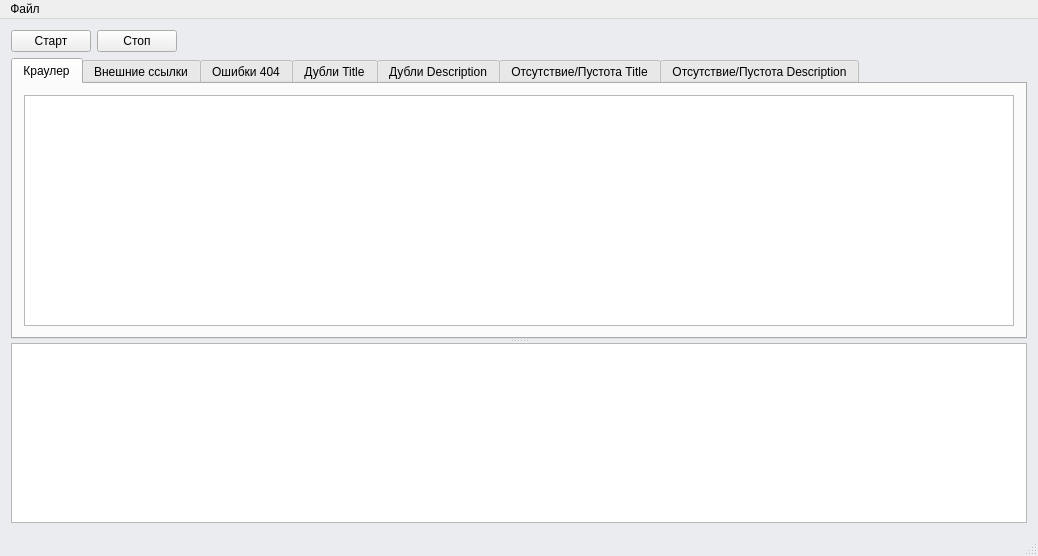
Old version of the form WebSiteAnalyzer/ui/main_frame.ui in the repository ANDR-ASCII/WebSiteAnalyzer.
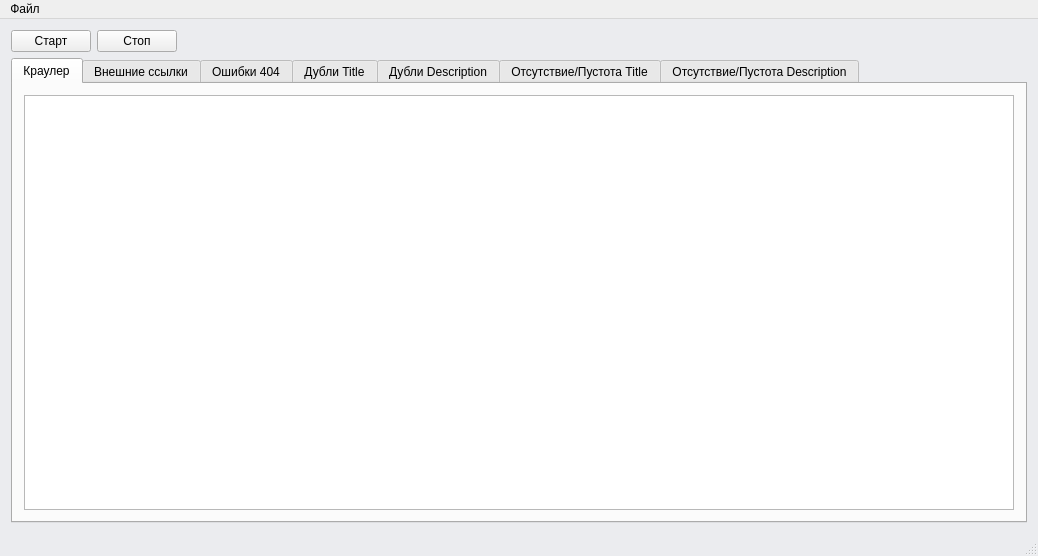
New version of the form. Icons and pictures are not drawn.

```diff
--- a/WebSiteAnalyzer/ui/main_frame.ui
+++ b/WebSiteAnalyzer/ui/main_frame.ui
@@ -143,23 +143,6 @@
         </layout>
        </widget>
       </widget>
-      <widget class="QTextEdit" name="logInfo">
-       <property name="minimumSize">
-        <size>
-         <width>0</width>
-         <height>50</height>
-        </size>
-       </property>
-       <property name="maximumSize">
-        <size>
-         <width>16777215</width>
-         <height>180</height>
-        </size>
-       </property>
-       <property name="readOnly">
-        <bool>true</bool>
-       </property>
-      </widget>
      </widget>
     </item>
    </layout>
```
